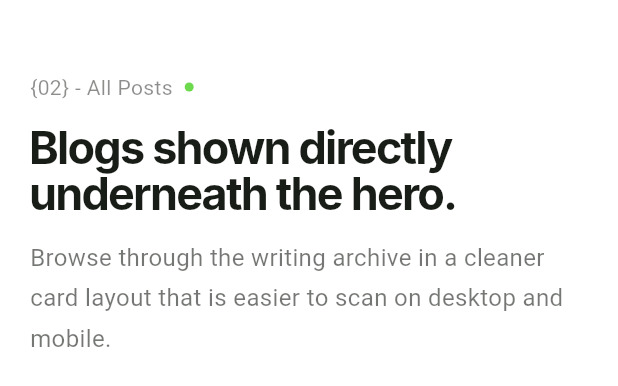
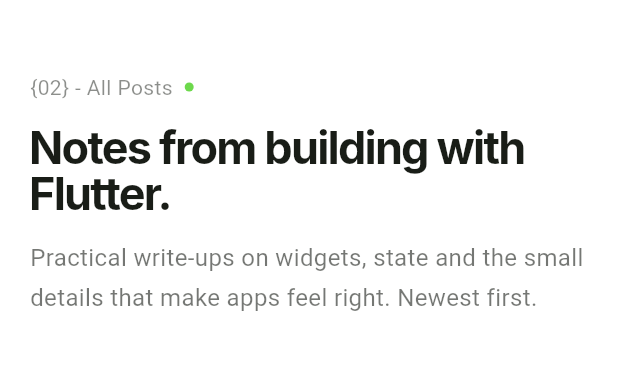
Before and after one commit to gokulekd/gokul_portfolio, a Flutter app: the BlogPostsSection widget shown alone on an empty page, opened directly with empty values, on a phone screen of 412 x 824 dp. Shown: the top 386 px of the screen. Run offline on Flutter 3.47's test engine with Material 3 defaults, Android fonts, the phone set to English and light mode, and no system bars; our stand-ins replace cloud_firestore, file_picker, firebase_auth, firebase_core, firebase_messaging, flutter_riverpod and 6 more; accounts and stored records are empty; network calls fail; Roboto replaces fonts that are missing (Inter, Manrope).

Commit message:
Rewrite blog section headings
Replace the placeholder-style copy on the All Posts and Featured
sections with reader-facing headings.

Co-Authored-By: Claude Opus 5.5 <noreply@anthropic.com>

```diff
--- a/lib/features/portfolio/widgets/blog/blog_featured_section.dart
+++ b/lib/features/portfolio/widgets/blog/blog_featured_section.dart
@@ -27,9 +27,9 @@ class BlogFeaturedSection extends StatelessWidget {
         children: [
           const BlogSectionHeading(
             eyebrow: '{01} - Featured Story',
-            title: 'A highlighted post right at the top.',
+            title: 'Start with this one.',
             description:
-                'The latest or most important write-up gets a larger spotlight before the full list of posts below.',
+                'A hand-picked post worth reading first, before diving into the rest of the archive.',
           ),
           const SizedBox(height: 24),
           FeaturedPostCard(post: featuredPost),
--- a/lib/features/portfolio/widgets/blog/blog_posts_section.dart
+++ b/lib/features/portfolio/widgets/blog/blog_posts_section.dart
@@ -39,9 +39,9 @@ class BlogPostsSection extends StatelessWidget {
         children: [
           BlogSectionHeading(
             eyebrow: eyebrow,
-            title: 'Blogs shown directly underneath the hero.',
+            title: 'Notes from building with Flutter.',
             description:
-                'Browse through the writing archive in a cleaner card layout that is easier to scan on desktop and mobile.',
+                'Practical write-ups on widgets, state and the small details that make apps feel right. Newest first.',
           ),
           const SizedBox(height: 32),
           LayoutBuilder(
```
